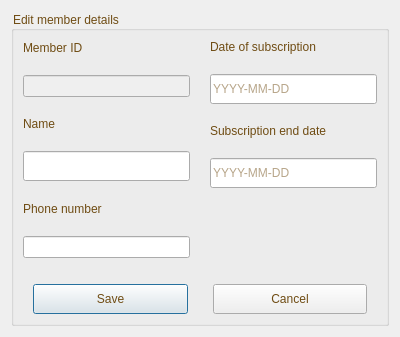
Qt form editmember.ui (NadaSulaiman01/Library_management_system) before a commit.
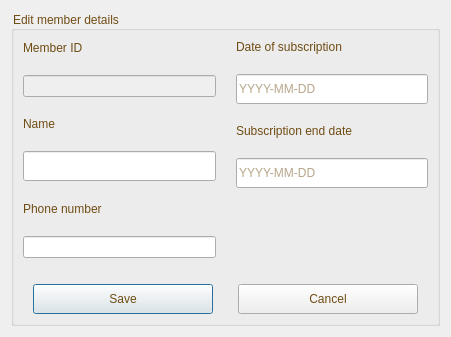
The same form after that commit.

```diff
--- a/editmember.ui
+++ b/editmember.ui
@@ -6,7 +6,7 @@
    <rect>
     <x>0</x>
     <y>0</y>
-    <width>400</width>
+    <width>451</width>
     <height>300</height>
    </rect>
   </property>
```
